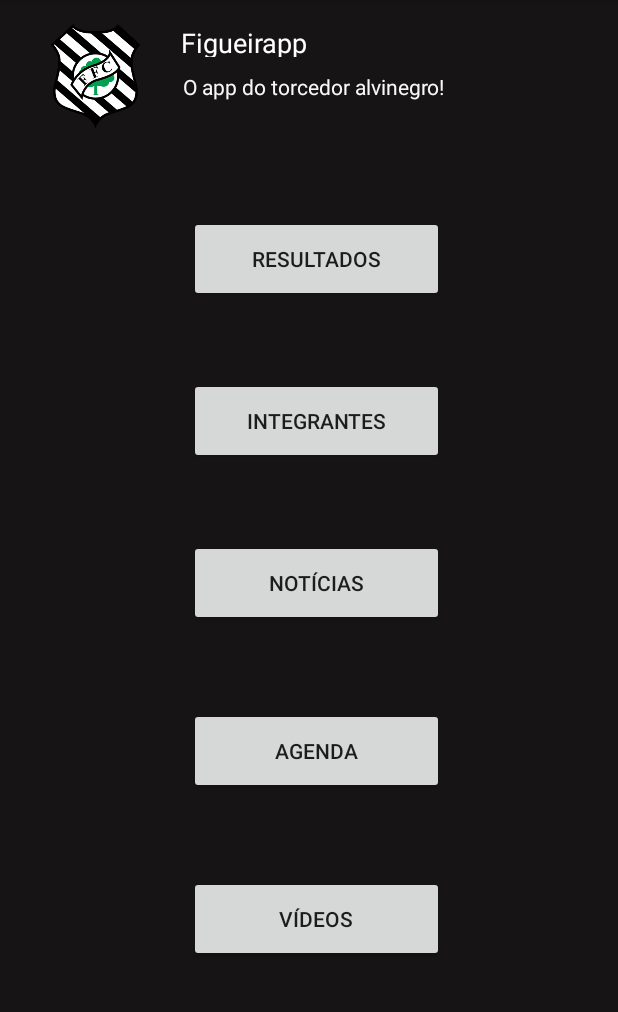
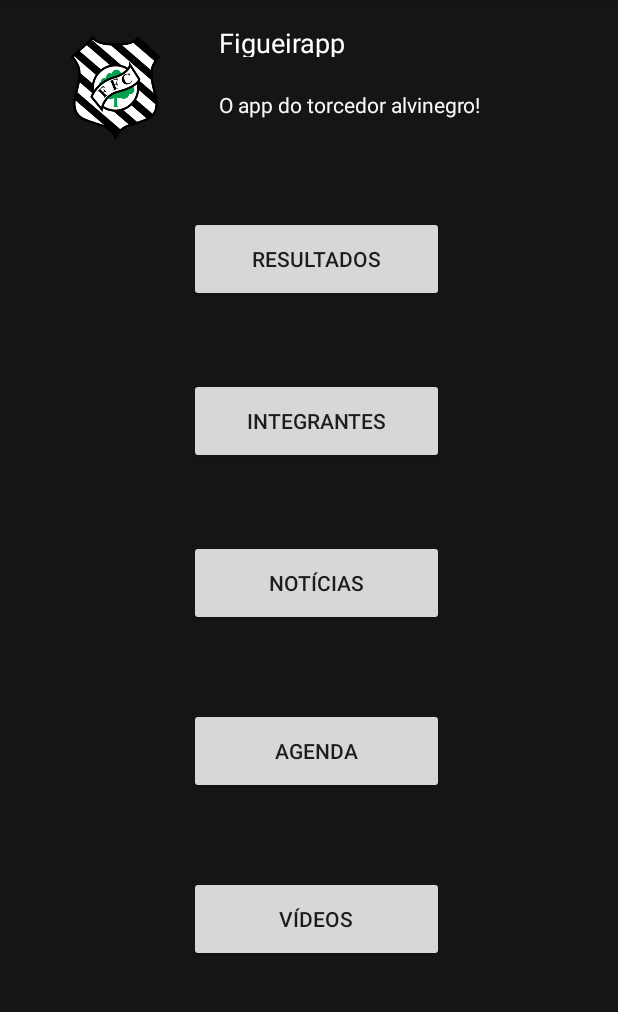
Before and after one commit to vitorgmorigi/AppTorcedorAlvinegro, an Android app: the screen it shows after launch (MainActivity), on a phone screen of 412 x 824 dp, the part 84-1096 px from its top. Run offline under Robolectric (Android 15) with nearby library versions, the phone set to English and light mode, and no system bars.

Commit message:
Arruma layout tela menu principal

```diff
--- a/app/src/main/res/layout/activity_main.xml
+++ b/app/src/main/res/layout/activity_main.xml
@@ -42,12 +42,12 @@
         android:layout_width="210dp"
         android:layout_height="23dp"
         android:layout_marginStart="8dp"
-        android:layout_marginTop="48dp"
+        android:layout_marginTop="60dp"
         android:layout_marginEnd="56dp"
         android:text="O app do torcedor alvinegro!"
         android:textColor="#F8FFFFFF"
         app:layout_constraintEnd_toEndOf="parent"
-        app:layout_constraintHorizontal_bias="0.824"
+        app:layout_constraintHorizontal_bias="1.0"
         app:layout_constraintStart_toStartOf="parent"
         app:layout_constraintTop_toTopOf="parent" />
 
@@ -62,7 +62,7 @@
         android:textColor="#FFFFFF"
         android:textSize="18sp"
         app:layout_constraintEnd_toEndOf="parent"
-        app:layout_constraintHorizontal_bias="0.794"
+        app:layout_constraintHorizontal_bias="0.971"
         app:layout_constraintStart_toStartOf="parent"
         app:layout_constraintTop_toTopOf="parent" />
 
@@ -91,7 +91,9 @@
         android:layout_width="95dp"
         android:layout_height="69dp"
         android:layout_marginStart="16dp"
-        android:layout_marginTop="16dp"
+        android:layout_marginTop="24dp"
+        android:layout_marginEnd="8dp"
+        app:layout_constraintEnd_toStartOf="@+id/textView3"
         app:layout_constraintStart_toStartOf="parent"
         app:layout_constraintTop_toTopOf="parent"
         app:srcCompat="@drawable/figueirense2" />
```
